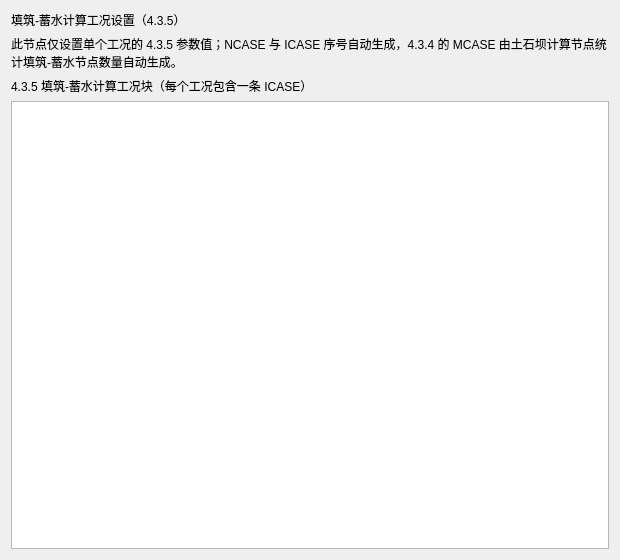
The window that plugins/Base_Slover/FillStorageCyclePage.ui (asd977/base_cae) describes before a commit, drawn with Qt 5.
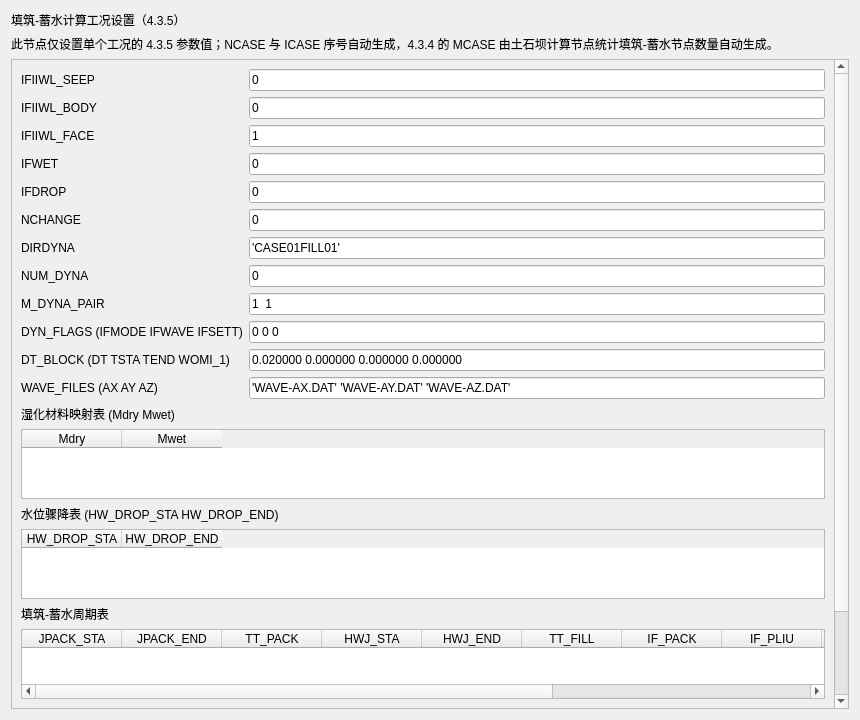
The same window after the commit.

Commit message: refactor(solver): move DamAnalysis/FillStorage controls into .ui

```diff
--- a/plugins/Base_Slover/FillStorageCyclePage.ui
+++ b/plugins/Base_Slover/FillStorageCyclePage.ui
@@ -2,45 +2,56 @@
 <ui version="4.0">
  <class>FillStorageCyclePage</class>
  <widget class="QWidget" name="FillStorageCyclePage">
-  <property name="geometry">
-   <rect>
-    <x>0</x>
-    <y>0</y>
-    <width>620</width>
-    <height>560</height>
-   </rect>
-  </property>
-  <property name="windowTitle">
-   <string>填筑-蓄水周期</string>
-  </property>
+  <property name="geometry"><rect><x>0</x><y>0</y><width>860</width><height>720</height></rect></property>
+  <property name="windowTitle"><string>填筑-蓄水周期</string></property>
   <layout class="QVBoxLayout" name="verticalLayout">
+   <item><widget class="QLabel" name="titleLabel"><property name="text"><string>填筑-蓄水计算工况设置（4.3.5）</string></property></widget></item>
+   <item><widget class="QLabel" name="tipLabel"><property name="text"><string>此节点仅设置单个工况的 4.3.5 参数值；NCASE 与 ICASE 序号自动生成，4.3.4 的 MCASE 由土石坝计算节点统计填筑-蓄水节点数量自动生成。</string></property><property name="wordWrap"><bool>true</bool></property></widget></item>
    <item>
-    <widget class="QLabel" name="titleLabel">
-     <property name="text">
-      <string>填筑-蓄水计算工况设置（4.3.5）</string>
-     </property>
+    <widget class="QScrollArea" name="scrollArea">
+     <property name="widgetResizable"><bool>true</bool></property>
+     <widget class="QWidget" name="scrollAreaWidgetContents">
+      <layout class="QVBoxLayout" name="verticalLayoutContent">
+       <item>
+        <layout class="QFormLayout" name="formLayoutMain">
+         <item row="0" column="0"><widget class="QLabel" name="labelIFIIWL_SEEP"><property name="text"><string>IFIIWL_SEEP</string></property></widget></item>
+         <item row="0" column="1"><widget class="QLineEdit" name="editIFIIWL_SEEP"><property name="text"><string>0</string></property></widget></item>
+         <item row="1" column="0"><widget class="QLabel" name="labelIFIIWL_BODY"><property name="text"><string>IFIIWL_BODY</string></property></widget></item>
+         <item row="1" column="1"><widget class="QLineEdit" name="editIFIIWL_BODY"><property name="text"><string>0</string></property></widget></item>
+         <item row="2" column="0"><widget class="QLabel" name="labelIFIIWL_FACE"><property name="text"><string>IFIIWL_FACE</string></property></widget></item>
+         <item row="2" column="1"><widget class="QLineEdit" name="editIFIIWL_FACE"><property name="text"><string>1</string></property></widget></item>
+         <item row="3" column="0"><widget class="QLabel" name="labelIFWET"><property name="text"><string>IFWET</string></property></widget></item>
+         <item row="3" column="1"><widget class="QLineEdit" name="editIFWET"><property name="text"><string>0</string></property></widget></item>
+         <item row="4" column="0"><widget class="QLabel" name="labelIFDROP"><property name="text"><string>IFDROP</string></property></widget></item>
+         <item row="4" column="1"><widget class="QLineEdit" name="editIFDROP"><property name="text"><string>0</string></property></widget></item>
+         <item row="5" column="0"><widget class="QLabel" name="labelNCHANGE"><property name="text"><string>NCHANGE</string></property></widget></item>
+         <item row="5" column="1"><widget class="QLineEdit" name="editNCHANGE"><property name="text"><string>0</string></property></widget></item>
+         <item row="6" column="0"><widget class="QLabel" name="labelDIRDYNA"><property name="text"><string>DIRDYNA</string></property></widget></item>
+         <item row="6" column="1"><widget class="QLineEdit" name="editDIRDYNA"><property name="text"><string>'CASE01FILL01'</string></property></widget></item>
+         <item row="7" column="0"><widget class="QLabel" name="labelNUM_DYNA"><property name="text"><string>NUM_DYNA</string></property></widget></item>
+         <item row="7" column="1"><widget class="QLineEdit" name="editNUM_DYNA"><property name="text"><string>0</string></property></widget></item>
+         <item row="8" column="0"><widget class="QLabel" name="labelM_DYNA_PAIR"><property name="text"><string>M_DYNA_PAIR</string></property></widget></item>
+         <item row="8" column="1"><widget class="QLineEdit" name="editM_DYNA_PAIR"><property name="text"><string>1  1</string></property></widget></item>
+         <item row="9" column="0"><widget class="QLabel" name="labelDYN_FLAGS"><property name="text"><string>DYN_FLAGS (IFMODE IFWAVE IFSETT)</string></property></widget></item>
+         <item row="9" column="1"><widget class="QLineEdit" name="editDYN_FLAGS"><property name="text"><string>0 0 0</string></property></widget></item>
+         <item row="10" column="0"><widget class="QLabel" name="labelDT_BLOCK"><property name="text"><string>DT_BLOCK (DT TSTA TEND WOMI_1)</string></property></widget></item>
+         <item row="10" column="1"><widget class="QLineEdit" name="editDT_BLOCK"><property name="text"><string>0.020000 0.000000 0.000000 0.000000</string></property></widget></item>
+         <item row="11" column="0"><widget class="QLabel" name="labelWAVE_FILES"><property name="text"><string>WAVE_FILES (AX AY AZ)</string></property></widget></item>
+         <item row="11" column="1"><widget class="QLineEdit" name="editWAVE_FILES"><property name="text"><string>'WAVE-AX.DAT' 'WAVE-AY.DAT' 'WAVE-AZ.DAT'</string></property></widget></item>
+        </layout>
+       </item>
+       <item><widget class="QLabel" name="labelWet"><property name="text"><string>湿化材料映射表 (Mdry Mwet)</string></property></widget></item>
+       <item><widget class="QTableWidget" name="tableWet"><column><property name="text"><string>Mdry</string></property></column><column><property name="text"><string>Mwet</string></property></column></widget></item>
+       <item><widget class="QLabel" name="labelDrop"><property name="text"><string>水位骤降表 (HW_DROP_STA HW_DROP_END)</string></property></widget></item>
+       <item><widget class="QTableWidget" name="tableDrop"><column><property name="text"><string>HW_DROP_STA</string></property></column><column><property name="text"><string>HW_DROP_END</string></property></column></widget></item>
+       <item><widget class="QLabel" name="labelCircle"><property name="text"><string>填筑-蓄水周期表</string></property></widget></item>
+       <item><widget class="QTableWidget" name="tableCircle"><column><property name="text"><string>JPACK_STA</string></property></column><column><property name="text"><string>JPACK_END</string></property></column><column><property name="text"><string>TT_PACK</string></property></column><column><property name="text"><string>HWJ_STA</string></property></column><column><property name="text"><string>HWJ_END</string></property></column><column><property name="text"><string>TT_FILL</string></property></column><column><property name="text"><string>IF_PACK</string></property></column><column><property name="text"><string>IF_PLIU</string></property></column><column><property name="text"><string>IF_FILL</string></property></column><column><property name="text"><string>IF_FLIU</string></property></column><column><property name="text"><string>CAHEAD</string></property></column><column><property name="text"><string>CABODY</string></property></column></widget></item>
+       <item><widget class="QLabel" name="labelSection"><property name="text"><string>4.3.5 填筑-蓄水计算工况块（预览）</string></property></widget></item>
+       <item><widget class="QPlainTextEdit" name="plainTextEditSection"/></item>
+      </layout>
+     </widget>
     </widget>
    </item>
-   <item>
-    <widget class="QLabel" name="tipLabel">
-     <property name="text">
-      <string>此节点仅设置单个工况的 4.3.5 参数值；NCASE 与 ICASE 序号自动生成，4.3.4 的 MCASE 由土石坝计算节点统计填筑-蓄水节点数量自动生成。</string>
-      </property>
-     <property name="wordWrap">
-      <bool>true</bool>
-     </property>
-    </widget>
-   </item>
-   <item>
-    <widget class="QLabel" name="labelSection">
-     <property name="text">
-      <string>4.3.5 填筑-蓄水计算工况块（每个工况包含一条 ICASE）</string>
-     </property>
-    </widget>
-   </item>
-   <item>
-    <widget class="QPlainTextEdit" name="plainTextEditSection"/>
-   </item>
   </layout>
  </widget>
  <resources/>
```
The commit also changes 5 other files.
